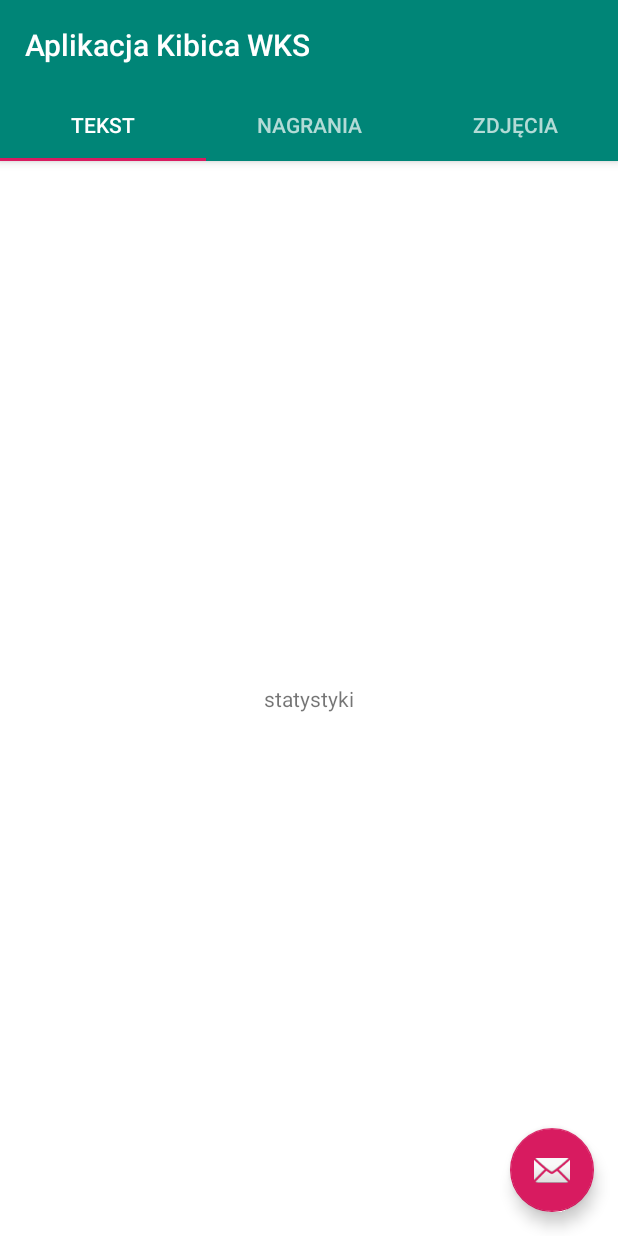
After one commit to Gobral/aplikacja_SW, an Android app: the Notes2Activity screen opened directly, with no data from a screen before it, on a phone screen of 412 x 824 dp. The commit adds this screen. Run offline under Robolectric (Android 15) with nearby library versions, the phone set to English and light mode, and no system bars.

Commit message:
Dodano oddzielna aktywnosc notatek oraz kafelki w niej

```diff
--- a/app/build.gradle
+++ b/app/build.gradle
@@ -28,7 +28,9 @@ dependencies {
     implementation 'androidx.appcompat:appcompat:1.1.0'
     implementation 'com.google.android.material:material:1.0.0'
     implementation 'androidx.constraintlayout:constraintlayout:1.1.3'
+    implementation 'androidx.lifecycle:lifecycle-extensions:2.0.0'
     testImplementation 'junit:junit:4.12'
     androidTestImplementation 'androidx.test.ext:junit:1.1.1'
     androidTestImplementation 'androidx.test.espresso:espresso-core:3.2.0'
+    implementation 'com.android.support:support-v4:28.0.0'
 }
--- /dev/null
+++ b/app/src/main/java/com/example/myapplication/Notes2Activity.java
@@ -0,0 +1,39 @@
+package com.example.myapplication;
+
+import android.os.Bundle;
+
+import com.google.android.material.floatingactionbutton.FloatingActionButton;
+import com.google.android.material.snackbar.Snackbar;
+import com.google.android.material.tabs.TabLayout;
+
+import androidx.viewpager.widget.ViewPager;
+import androidx.appcompat.app.AppCompatActivity;
+
+import android.view.Menu;
+import android.view.MenuItem;
+import android.view.View;
+
+import com.example.myapplication.ui.main.SectionsPagerAdapter;
+
+public class Notes2Activity extends AppCompatActivity {
+
+    @Override
+    protected void onCreate(Bundle savedInstanceState) {
+        super.onCreate(savedInstanceState);
+        setContentView(R.layout.activity_notes2);
+        SectionsPagerAdapter sectionsPagerAdapter = new SectionsPagerAdapter(this, getSupportFragmentManager());
+        ViewPager viewPager = findViewById(R.id.view_pager);
+        viewPager.setAdapter(sectionsPagerAdapter);
+        TabLayout tabs = findViewById(R.id.tabs);
+        tabs.setupWithViewPager(viewPager);
+        FloatingActionButton fab = findViewById(R.id.fab);
+
+        fab.setOnClickListener(new View.OnClickListener() {
+            @Override
+            public void onClick(View view) {
+                Snackbar.make(view, "Replace with your own action", Snackbar.LENGTH_LONG)
+                        .setAction("Action", null).show();
+            }
+        });
+    }
+}
--- /dev/null
+++ b/app/src/main/java/com/example/myapplication/ui/main/SectionsPagerAdapter.java
@@ -0,0 +1,47 @@
+package com.example.myapplication.ui.main;
+
+import android.content.Context;
+
+import androidx.annotation.Nullable;
+import androidx.annotation.StringRes;
+import androidx.fragment.app.Fragment;
+import androidx.fragment.app.FragmentManager;
+import androidx.fragment.app.FragmentPagerAdapter;
+
+import com.example.myapplication.R;
+import com.example.myapplication.StatystykiFragment;
+
+/**
+ * A [FragmentPagerAdapter] that returns a fragment corresponding to
+ * one of the sections/tabs/pages.
+ */
+public class SectionsPagerAdapter extends FragmentPagerAdapter {
+
+    @StringRes
+    private static final int[] TAB_TITLES = new int[]{R.string.tab_text_1, R.string.tab_text_2, R.string.tab_text_3};
+    private final Context mContext;
+
+    public SectionsPagerAdapter(Context context, FragmentManager fm) {
+        super(fm);
+        mContext = context;
+    }
+
+    @Override
+    public Fragment getItem(int position) {
+        // getItem is called to instantiate the fragment for the given page.
+        // Return a PlaceholderFragment (defined as a static inner class below).
+        return new StatystykiFragment();
+    }
+
+    @Nullable
+    @Override
+    public CharSequence getPageTitle(int position) {
+        return mContext.getResources().getString(TAB_TITLES[position]);
+    }
+
+    @Override
+    public int getCount() {
+        // Show 2 total pages.
+        return 3;
+    }
+}
--- /dev/null
+++ b/app/src/main/res/layout/activity_notes2.xml
@@ -0,0 +1,44 @@
+<?xml version="1.0" encoding="utf-8"?>
+<androidx.coordinatorlayout.widget.CoordinatorLayout xmlns:android="http://schemas.android.com/apk/res/android"
+    xmlns:app="http://schemas.android.com/apk/res-auto"
+    xmlns:tools="http://schemas.android.com/tools"
+    android:layout_width="match_parent"
+    android:layout_height="match_parent"
+    tools:context=".Notes2Activity">
+
+    <com.google.android.material.appbar.AppBarLayout
+        android:layout_width="match_parent"
+        android:layout_height="wrap_content"
+        android:theme="@style/AppTheme.AppBarOverlay">
+
+        <TextView
+            android:id="@+id/title"
+            android:layout_width="wrap_content"
+            android:layout_height="wrap_content"
+            android:gravity="center"
+            android:minHeight="?actionBarSize"
+            android:padding="@dimen/appbar_padding"
+            android:text="@string/app_name"
+            android:textAppearance="@style/TextAppearance.Widget.AppCompat.Toolbar.Title" />
+
+        <com.google.android.material.tabs.TabLayout
+            android:id="@+id/tabs"
+            android:layout_width="match_parent"
+            android:layout_height="wrap_content"
+            android:background="?attr/colorPrimary" />
+    </com.google.android.material.appbar.AppBarLayout>
+
+    <androidx.viewpager.widget.ViewPager
+        android:id="@+id/view_pager"
+        android:layout_width="match_parent"
+        android:layout_height="match_parent"
+        app:layout_behavior="@string/appbar_scrolling_view_behavior" />
+
+    <com.google.android.material.floatingactionbutton.FloatingActionButton
+        android:id="@+id/fab"
+        android:layout_width="wrap_content"
+        android:layout_height="wrap_content"
+        android:layout_gravity="bottom|end"
+        android:layout_margin="@dimen/fab_margin"
+        app:srcCompat="@android:drawable/ic_dialog_email" />
+</androidx.coordinatorlayout.widget.CoordinatorLayout>
--- a/app/src/main/res/menu/drawer.xml
+++ b/app/src/main/res/menu/drawer.xml
@@ -15,5 +15,9 @@
             android:id="@+id/nav_tables"
             android:icon="@drawable/ic_grid_on_black_24dp"
             android:title="Statystyki" />
+        <item
+            android:id="@+id/nav_notes"
+            android:icon="@drawable/ic_create_black_24dp"
+            android:title="Notes" />
     </group>
 </menu>
--- /dev/null
+++ b/app/src/main/res/values-w820dp/dimens.xml
@@ -0,0 +1,6 @@
+<resources>
+    <!-- Example customization of dimensions originally defined in res/values/dimens.xml
+         (such as screen margins) for screens with more than 820dp of available width. This
+         would include 7" and 10" devices in landscape (~960dp and ~1280dp respectively). -->
+    <dimen name="activity_horizontal_margin">64dp</dimen>
+</resources>
--- /dev/null
+++ b/app/src/main/res/values/dimens.xml
@@ -0,0 +1,8 @@
+<resources>
+    <!-- Default screen margins, per the Android Design guidelines. -->
+    <dimen name="activity_horizontal_margin">16dp</dimen>
+    <dimen name="activity_vertical_margin">16dp</dimen>
+    <dimen name="appbar_padding">16dp</dimen>
+    <dimen name="fab_margin">16dp</dimen>
+    <dimen name="appbar_padding_top">8dp</dimen>
+</resources>
--- a/app/src/main/res/values/strings.xml
+++ b/app/src/main/res/values/strings.xml
@@ -1,6 +1,10 @@
 <resources>
-    <string name="app_name">My Application</string>
+    <string name="app_name">Aplikacja Kibica WKS</string>
 
     <string name="navigation_drawer_open">Open navigation drawer</string>
     <string name="navigation_drawer_close">Close navigation drawer</string>
+    <string name="title_activity_notes2">Notes2Activity</string>
+    <string name="tab_text_1">Tekst</string>
+    <string name="tab_text_2">Nagrania</string>
+    <string name="tab_text_3">Zdjęcia</string>
 </resources>
--- a/app/src/main/res/values/styles.xml
+++ b/app/src/main/res/values/styles.xml
@@ -13,4 +13,8 @@
         <item name="windowNoTitle">true</item>
     </style>
 
+    <style name="AppTheme.AppBarOverlay" parent="ThemeOverlay.AppCompat.Dark.ActionBar" />
+
+    <style name="AppTheme.PopupOverlay" parent="ThemeOverlay.AppCompat.Light" />
+
 </resources>
```
Also changed, not shown: app/src/main/AndroidManifest.xml (+7 -1 lines), app/src/main/java/com/example/myapplication/MainActivity.java (+8 -0 lines), app/src/main/java/com/example/myapplication/NotesActivity.java (added, +14 -0 lines), app/src/main/java/com/example/myapplication/ui/main/PageViewModel.java (added, +26 -0 lines), app/src/main/java/com/example/myapplication/ui/main/PlaceholderFragment.java (added, +59 -0 lines), app/src/main/res/layout/activity_notes.xml (added, +9 -0 lines), app/src/main/res/layout/fragment_notes2.xml (added, +23 -0 lines).
